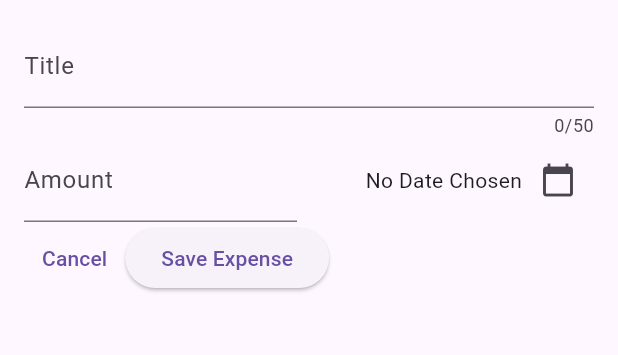
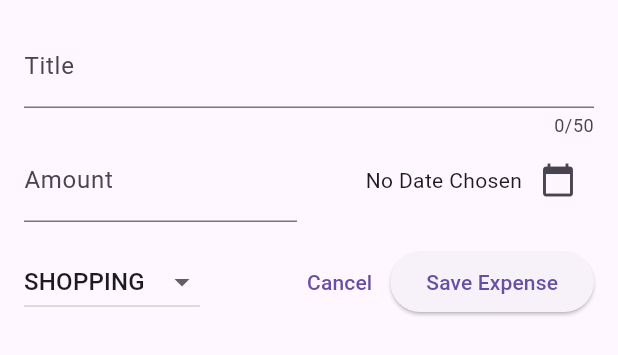
Before and after one commit to Rohanjai/Expense_Tracker, a Flutter app: the NewExpense widget shown alone on an empty page, opened directly, on a phone screen of 412 x 824 dp. Shown: the top 355 px of the screen. Run offline on Flutter 3.47's test engine with Material 2 defaults, Android fonts, the phone set to English and light mode, and no system bars.

```diff
--- a/lib/widgets/new_expense.dart
+++ b/lib/widgets/new_expense.dart
@@ -12,6 +12,8 @@ class _NewExpenseState extends State<NewExpense> {
   final _titleController = TextEditingController();
   final _amountController = TextEditingController();
   DateTime? _selectedDate;
+  Category _selectedCategory = Category.shopping;
+
   void _presentDatePicker() async {
     final initialDate = DateTime.now();
     final firstDate =
@@ -81,7 +83,27 @@ class _NewExpenseState extends State<NewExpense> {
               )
             ],
           ),
+          const SizedBox(height: 16),
           Row(children: [
+            DropdownButton(
+                value: _selectedCategory,
+                items: Category.values
+                    .map(
+                      (category) => DropdownMenuItem(
+                        value: category,
+                        child: Text(category.name.toUpperCase()),
+                      ),
+                    )
+                    .toList(),
+                onChanged: (value) {
+                  if (value == null) {
+                    return;
+                  }
+                  setState(() {
+                    _selectedCategory = value;
+                  });
+                }),
+            const Spacer(),
             TextButton(
                 onPressed: () {
                   Navigator.pop(context);
```
